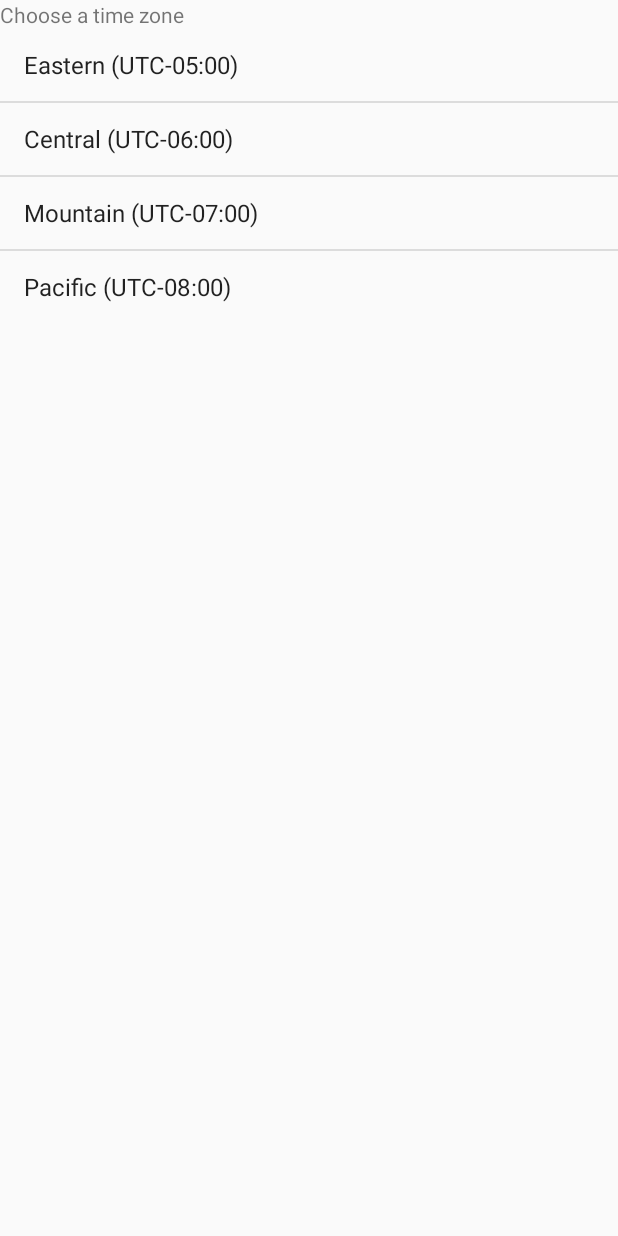
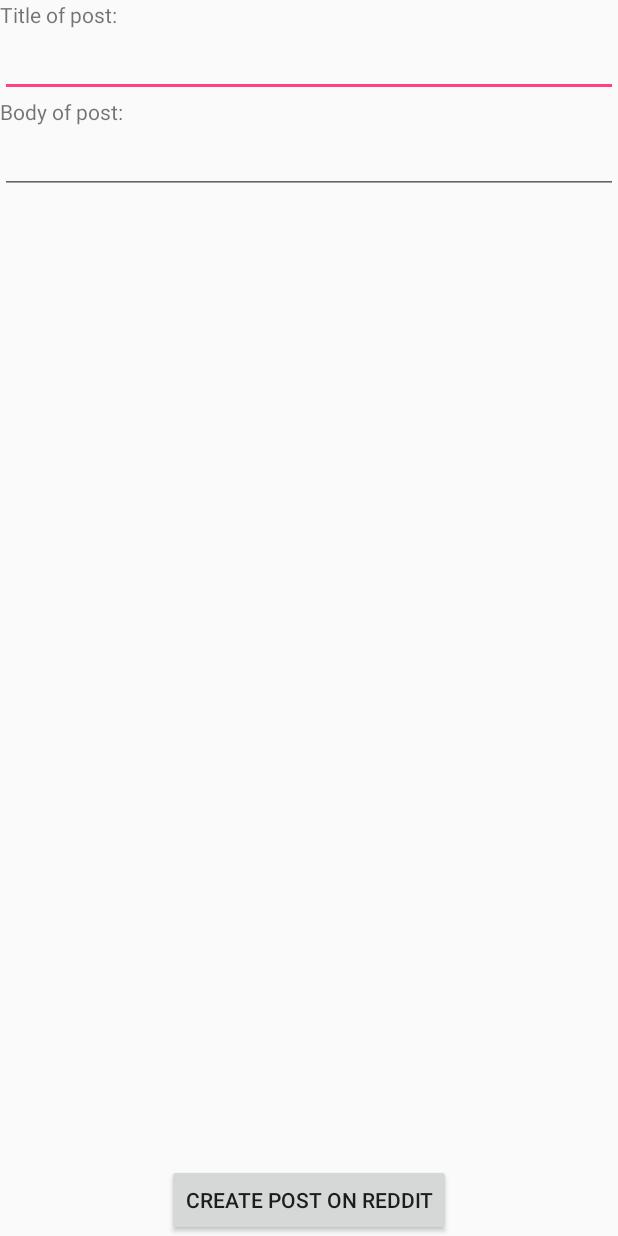
Before and after one commit to AndroidAstroReddit/AstroEvents1, an Android app: the screen it shows after launch (TimeZoneSelect before the commit, EventPost after it), on a phone screen of 412 x 824 dp. Run offline under Robolectric (Android 15) with nearby library versions, the phone set to English and light mode, and no system bars.

Commit message:
event post added

```diff
--- a/app/src/main/AndroidManifest.xml
+++ b/app/src/main/AndroidManifest.xml
@@ -9,7 +9,7 @@
         android:supportsRtl="true"
         android:theme="@style/AppTheme" >
         <activity
-            android:name=".TimeZoneSelect"
+            android:name=".EventPost"
             android:label="@string/app_name"
             android:theme="@style/AppTheme.NoActionBar" >
             <intent-filter>
--- a/app/src/main/java/com/example/angel/astroevents/AstroEventsActivity.java
+++ b/app/src/main/java/com/example/angel/astroevents/AstroEventsActivity.java
@@ -1,6 +1,7 @@
 package com.example.angel.astroevents;
 
 import android.app.ListActivity;
+import android.app.ListFragment;
 import android.os.Bundle;
 import android.support.design.widget.FloatingActionButton;
 import android.support.design.widget.Snackbar;
--- /dev/null
+++ b/app/src/main/java/com/example/angel/astroevents/EventPost.java
@@ -0,0 +1,15 @@
+package com.example.angel.astroevents;
+
+
+import android.os.Bundle;
+import android.support.v7.app.AppCompatActivity;
+
+public class EventPost extends AppCompatActivity {
+
+    @Override
+    protected void onCreate(Bundle savedInstanceState){
+        super.onCreate(savedInstanceState);
+        setContentView(R.layout.event_post);
+    }
+
+}
--- a/app/src/main/res/layout/event_details.xml
+++ b/app/src/main/res/layout/event_details.xml
@@ -5,19 +5,16 @@
 
     <TextView
         android:id="@+id/test_text"
-
         android:layout_width="wrap_content"
         android:layout_height="wrap_content"
         android:text="placeholder text"
         />
 
     <Button
-        android:id="@+id/post_button"
+        android:id="@+id/open_post_activity_button"
         android:layout_width="wrap_content"
         android:layout_height="wrap_content"
         android:text="@string/post_to"
-
-
         android:layout_alignParentBottom="true"
         android:layout_alignParentRight="true"
         android:layout_alignParentEnd="true" />
--- /dev/null
+++ b/app/src/main/res/layout/event_post.xml
@@ -0,0 +1,44 @@
+<?xml version="1.0" encoding="utf-8"?>
+<RelativeLayout xmlns:android="http://schemas.android.com/apk/res/android"
+    android:orientation="vertical" android:layout_width="match_parent"
+    android:layout_height="match_parent">
+
+    <TextView
+        android:id="@+id/title_text"
+        android:layout_width="wrap_content"
+        android:layout_height="wrap_content"
+        android:text="@string/posting_title"
+        />
+
+    <EditText
+        android:id="@+id/title_edittext"
+        android:layout_width="match_parent"
+        android:layout_height="wrap_content"
+        android:layout_below="@id/title_text"
+        />
+
+    <TextView
+        android:id="@+id/body_text"
+        android:layout_width="wrap_content"
+        android:layout_height="wrap_content"
+        android:text="@string/posting_body"
+        android:layout_below="@id/title_edittext"
+        />
+
+    <EditText
+        android:id="@+id/body_edittext"
+        android:layout_width="match_parent"
+        android:layout_height="wrap_content"
+        android:layout_below="@id/body_text"
+        />
+
+    <Button
+        android:id="@+id/post_button"
+        android:layout_width="wrap_content"
+        android:layout_height="wrap_content"
+        android:text="@string/posting_create"
+        android:layout_alignParentBottom="true"
+        android:layout_centerHorizontal="true" />
+
+
+</RelativeLayout>
--- a/app/src/main/res/values/strings.xml
+++ b/app/src/main/res/values/strings.xml
@@ -7,5 +7,9 @@
         <item>Mountain (UTC-07:00)</item>
         <item>Pacific (UTC-08:00)</item>
     </string-array>
-    <string name="post_to">Post to (where we decide to post stuff)</string>
+
+    <string name="posting_title">Title of post:</string>
+    <string name="posting_body">Body of post:</string>
+    <string name="posting_create">Create post on Reddit</string>
+    <string name="post_to">Post to Reddit</string>
 </resources>
```
Also changed, not shown: 2 other files.
